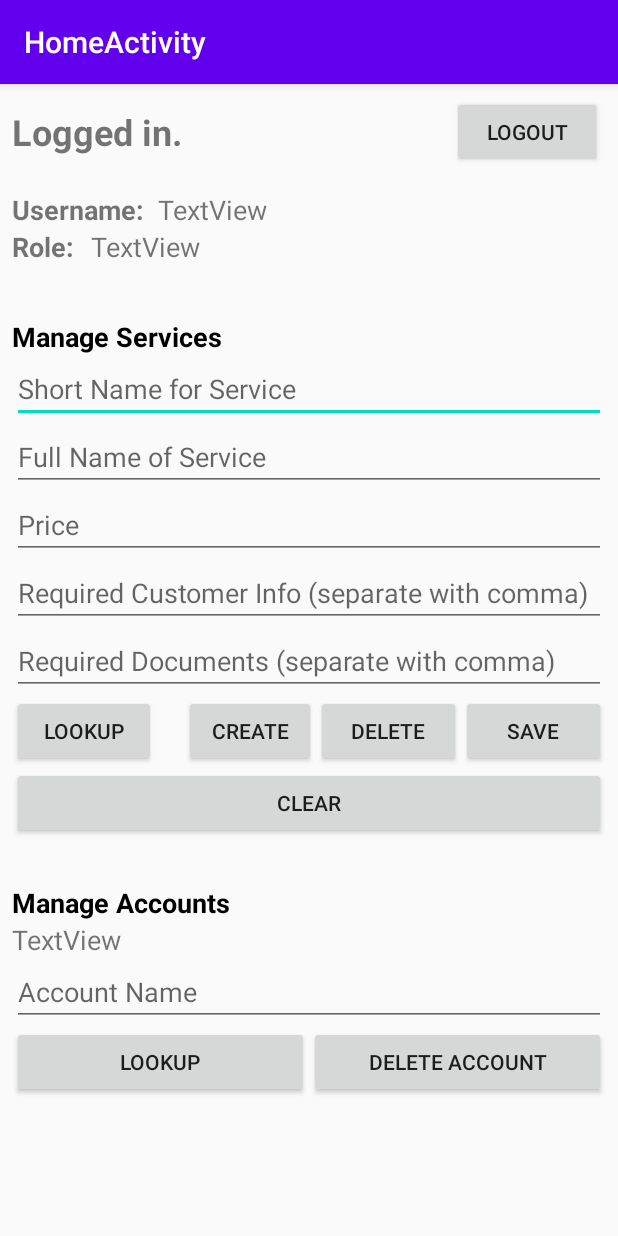
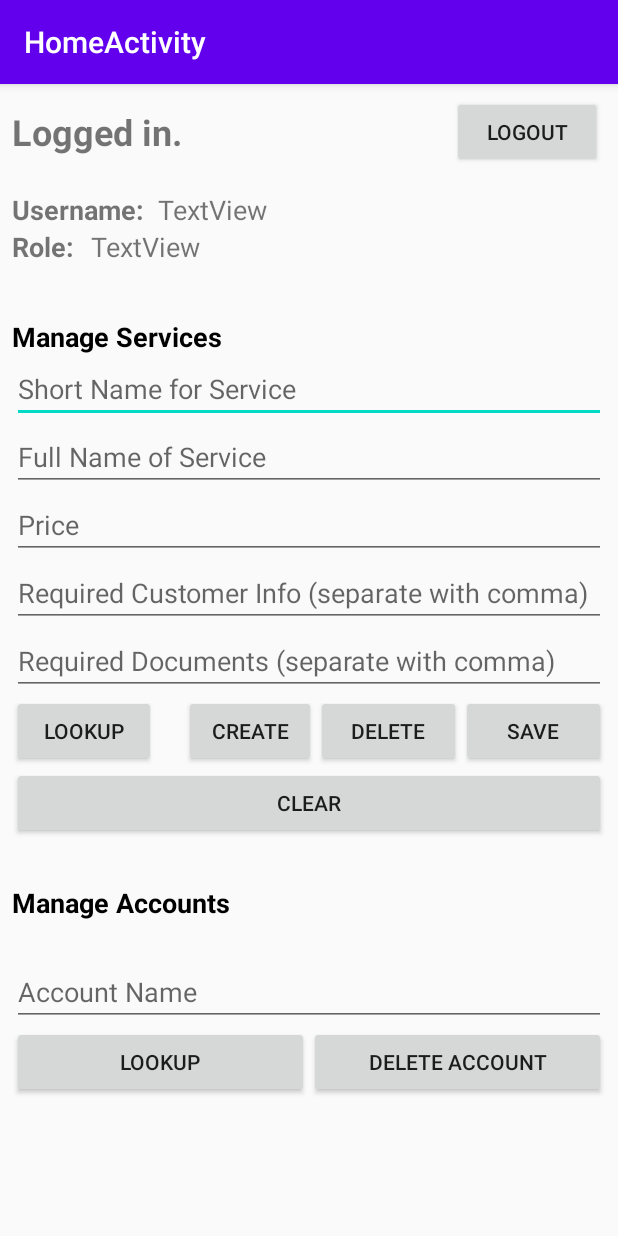
Before and after one commit to SEG2105-uottawa/seg2105f20-project-project_gr-09, an Android app: the HomeActivity screen opened directly, with no data from a screen before it, on a phone screen of 412 x 824 dp. Run offline under Robolectric (Android 15) with nearby library versions, the phone set to English and light mode, and no system bars; our stand-ins replace Firebase (no records; nobody signed in at launch, a user with empty details on screens opened directly); 3 statements that could not run were skipped.

```diff
--- a/app/src/main/java/me/kianbazza/servicenovigrad/activities/HomeActivity.java
+++ b/app/src/main/java/me/kianbazza/servicenovigrad/activities/HomeActivity.java
@@ -90,6 +90,8 @@ public class HomeActivity extends AppCompatActivity {
 
         btnLookupAccount.setOnClickListener(l -> lookupAccount());
         btnDeleteAccount.setOnClickListener(l -> deleteAccount());
+
+        accountStatus.setText("");
 
         if (account.getRole()!= Role.ADMIN) {
             services.setVisibility(View.INVISIBLE);
```
